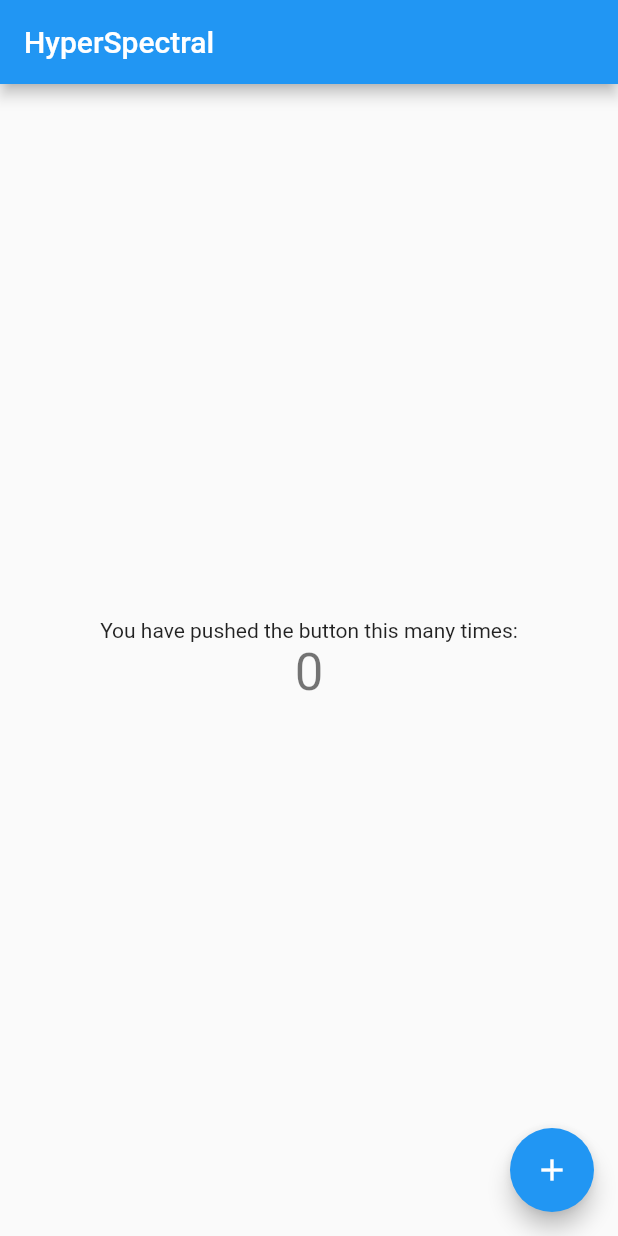
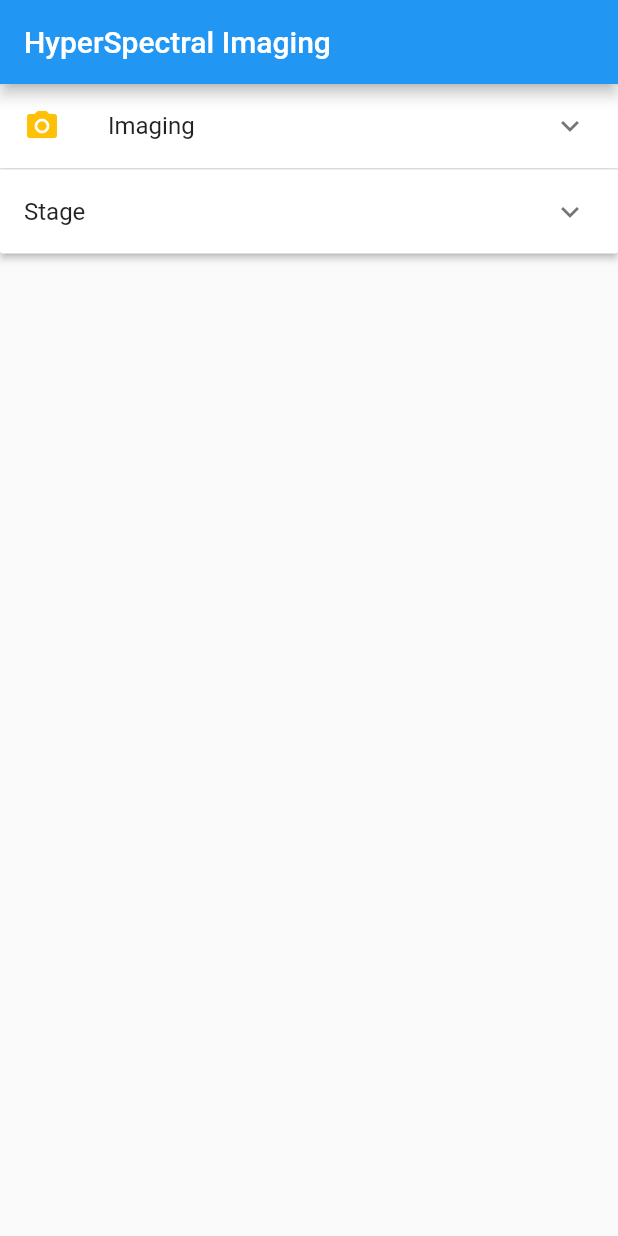
Before and after one commit to HyperSpectral-Imaging/HSI_flutter_UI, a Flutter app: the screen it shows after launch, on a phone screen of 412 x 824 dp. Run offline on Flutter 3.47's test engine with Material 2 defaults, Android fonts, the phone set to English and light mode, and no system bars.

Commit message:
expansionPanelList

```diff
--- a/lib/main.dart
+++ b/lib/main.dart
@@ -24,7 +24,7 @@ class MyApp extends StatelessWidget {
         // is not restarted.
         primarySwatch: Colors.blue,
       ),
-      home: const MyHomePage(title: 'HyperSpectral'),
+      home: const MyHomePage(title: 'HyperSpectral Imaging'),
     );
   }
 }
@@ -49,15 +49,12 @@ class MyHomePage extends StatefulWidget {
 
 class _MyHomePageState extends State<MyHomePage> {
   int _counter = 0;
+  bool _isLiveview = false;
+  bool _isExpanded = false;
 
-  void _incrementCounter() {
+  void _liveviewSwitchOnChanged(bool valueChanged) {
     setState(() {
-      // This call to setState tells the Flutter framework that something has
-      // changed in this State, which causes it to rerun the build method below
-      // so that the display can reflect the updated values. If we changed
-      // _counter without calling setState(), then the build method would not be
-      // called again, and so nothing would appear to happen.
-      _counter++;
+      _isLiveview = valueChanged;
     });
   }
 
@@ -75,41 +72,71 @@ class _MyHomePageState extends State<MyHomePage> {
           // the App.build method, and use it to set our appbar title.
           title: Text(widget.title),
         ),
-      body: Center(
-        // Center is a layout widget. It takes a single child and positions it
-        // in the middle of the parent.
-        child: Column(
-          // Column is also a layout widget. It takes a list of children and
-          // arranges them vertically. By default, it sizes itself to fit its
-          // children horizontally, and tries to be as tall as its parent.
-          //
-          // Invoke "debug painting" (press "p" in the console, choose the
-          // "Toggle Debug Paint" action from the Flutter Inspector in Android
-          // Studio, or the "Toggle Debug Paint" command in Visual Studio Code)
-          // to see the wireframe for each widget.
-          //
-          // Column has various properties to control how it sizes itself and
-          // how it positions its children. Here we use mainAxisAlignment to
-          // center the children vertically; the main axis here is the vertical
-          // axis because Columns are vertical (the cross axis would be
-          // horizontal).
-          mainAxisAlignment: MainAxisAlignment.center,
-          children: <Widget>[
-            const Text(
-              'You have pushed the button this many times:',
+        body: SingleChildScrollView(
+          child: ExpansionPanelList(
+              children: [
+                ExpansionPanel(
+                    headerBuilder: (BuildContext context, _isExpanded) {
+                      return const ListTile(
+                        title: Text("Imaging"),
+                        leading: Icon(
+                          Icons.camera_alt_rounded,
+                          color: Colors.amber,
                         ),
-            Text(
-              '$_counter',
-              style: Theme.of(context).textTheme.headline4,
+                      );
+                    },
+                    body: ListTile(
+                      leading: Icon(Icons.camera),
+                      subtitle: Column(
+                        children: [
+                          Row(children: [
+                            Switch(
+                                value: _isLiveview,
+                                onChanged: _liveviewSwitchOnChanged),
+                            Text("Liveview")
+                          ]),
+                          Row(children: [
+                            Switch(
+                                value: _isLiveview,
+                                onChanged: _liveviewSwitchOnChanged),
+                            Text("OM")
+                          ]),
+                          Switch(
+                              value: _isLiveview,
+                              onChanged: _liveviewSwitchOnChanged),
+                          Switch(
+                              value: _isLiveview,
+                              onChanged: _liveviewSwitchOnChanged),
+                        ],
+                      ),
+                    ),
+                    isExpanded: _isExpanded),
+                ExpansionPanel(
+                    headerBuilder: (BuildContext context, _isExpanded) {
+                      return const ListTile(
+                        title: Text("Stage"),
+                      );
+                    },
+                    body: ListTile(
+                      leading: Icon(Icons.camera),
+                      subtitle: Column(
+                        children: [
+                          Switch(
+                            value: _isLiveview,
+                            onChanged: _liveviewSwitchOnChanged,
+                            activeColor: Colors.amber,
                           ),
                         ],
                       ),
                     ),
-      floatingActionButton: FloatingActionButton(
-        onPressed: _incrementCounter,
-        tooltip: 'Increment',
-        child: const Icon(Icons.add),
-      ), // This trailing comma makes auto-formatting nicer for build methods.
-    );
+                    isExpanded: _isExpanded),
+              ],
+              expansionCallback: (int index, bool isExpanded) {
+                setState(() {
+                  _isExpanded = !isExpanded;
+                });
+              },
+              animationDuration: const Duration(milliseconds: 150)),
+        ));
   }
 }
```
Lines whose indentation alone changed are shown as unchanged.
